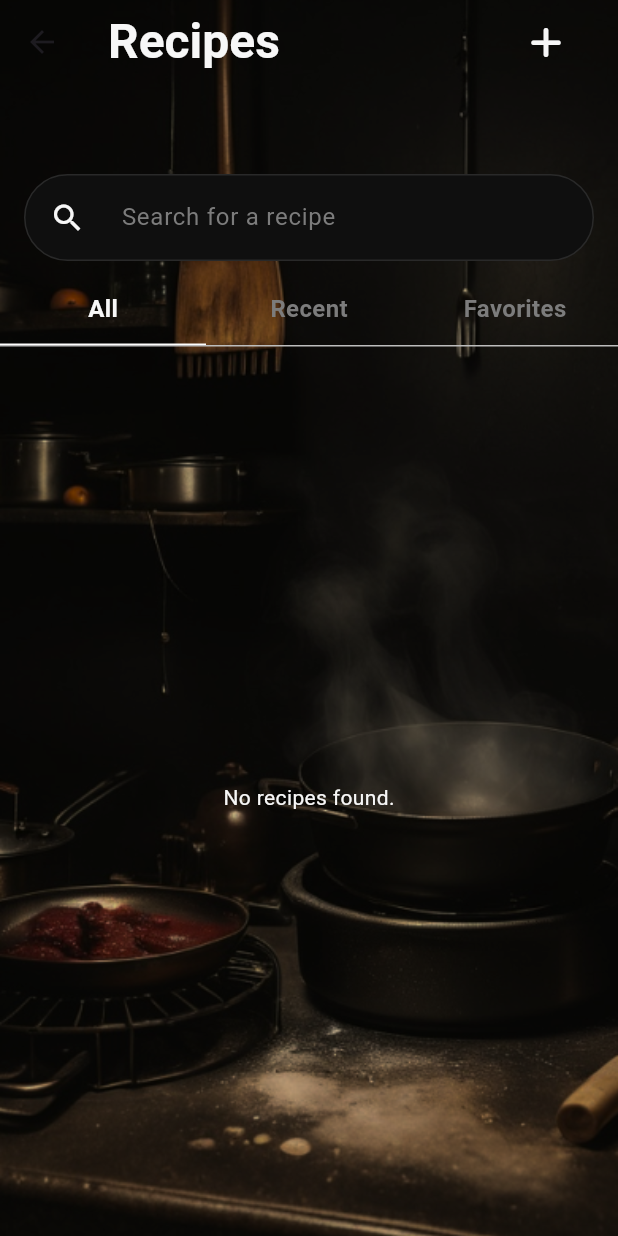
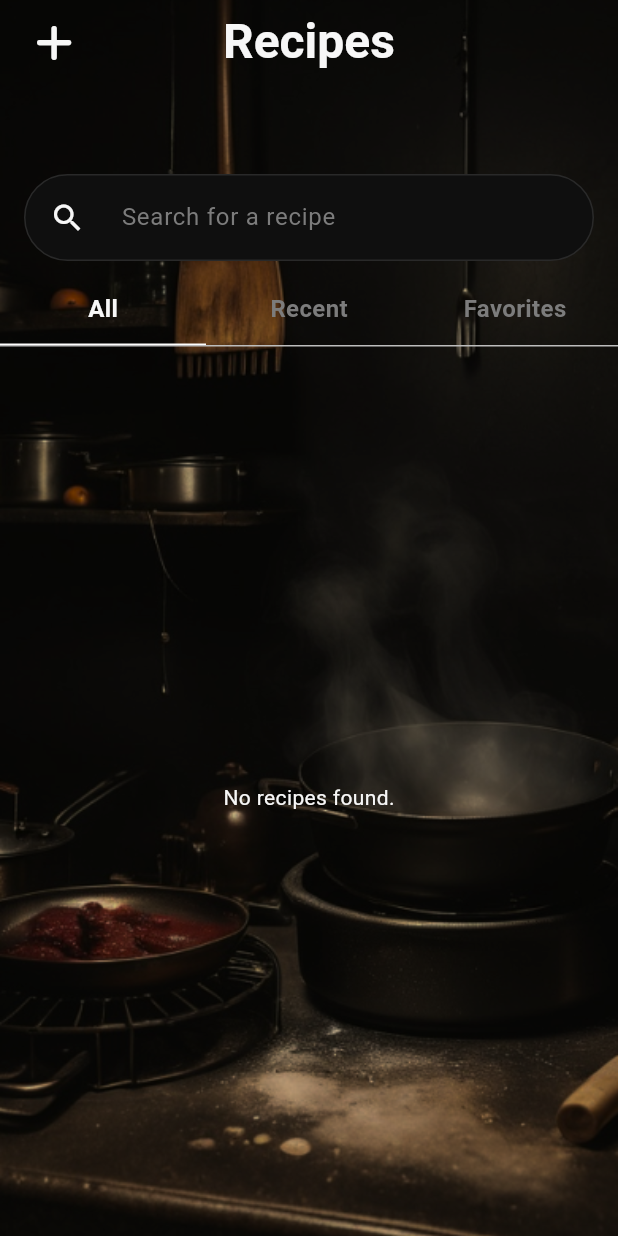
Before and after one commit to GabTouchette/IDontCook, a Flutter app: the RecipesPage screen opened directly, on a phone screen of 412 x 824 dp. Run offline on Flutter 3.47's test engine with Material 3 defaults, Android fonts, the phone set to English and light mode, and no system bars; our stand-ins replace camera, font_awesome_flutter, freezed_annotation, image_picker, shared_preferences; accounts and stored records are empty; network calls fail; Roboto replaces fonts that are missing (Poppins); project files that could hold a hidden picture were left out.

Commit message:
quick UI fixes and user menu bar

```diff
--- a/mobile/lib/api/api_helper.dart
+++ b/mobile/lib/api/api_helper.dart
@@ -6,7 +6,7 @@ import 'package:http_parser/http_parser.dart';
 import 'auth_api.dart';
 
 class ApiHelper {
-  final String baseUrl = 'http://192.168.0.21:8000/api';
+  final String baseUrl = 'http://192.168.0.15:8000/api';
   // final String baseUrl = 'https://i-cant-cook-1500fc1d933c.herokuapp.com/api';
 
   Future<dynamic> getRequest(String endpoint,
--- a/mobile/lib/api/auth_api.dart
+++ b/mobile/lib/api/auth_api.dart
@@ -4,7 +4,7 @@ import 'package:mobile/models/user/user.dart';
 import 'package:shared_preferences/shared_preferences.dart';
 
 class AuthApi {
-  final String _baseUrl = 'http://192.168.0.21:8000';
+  final String _baseUrl = 'http://192.168.0.15:8000';
   // final String _baseUrl = 'https://i-cant-cook-1500fc1d933c.herokuapp.com';
 
   Future<void> login(String username, String password) async {
--- a/mobile/lib/pages/recipes_page.dart
+++ b/mobile/lib/pages/recipes_page.dart
@@ -2,14 +2,11 @@ import 'dart:async';
 
 import 'package:flutter/material.dart';
 import 'package:font_awesome_flutter/font_awesome_flutter.dart';
-import 'package:mobile/api/auth_api.dart';
 import 'package:mobile/api/recipe_api.dart';
 import 'package:mobile/models/recipe_preview/recipe_preview.dart';
-import 'package:mobile/models/user/user.dart';
 import 'package:mobile/pages/create_recipe_page.dart';
-import 'package:mobile/pages/user_profile_page.dart';
-import 'package:mobile/theme/avatars.dart';
 import 'package:mobile/theme/colors.dart';
+import 'package:mobile/widgets/appbar/appbar_user_menu.dart';
 import 'package:mobile/widgets/recipes/recipe_tile.dart';
 
 class RecipesPage extends StatefulWidget {
@@ -20,20 +17,16 @@ class RecipesPage extends StatefulWidget {
 }
 
 class _RecipesPageState extends State<RecipesPage> {
-  final AuthApi _authApi = AuthApi();
-
   int _tabIndex = 0;
   List<RecipePreview> _allRecipes = [];
   List<RecipePreview> _filteredRecipes = [];
   Timer? _debounceTimer;
   final TextEditingController _searchController = TextEditingController();
-  late Future<User?> _currentUser;
 
   @override
   void initState() {
     super.initState();
     _fetchRecipes();
-    _currentUser = _fetchUser();
   }
 
   @override
@@ -41,10 +34,6 @@ class _RecipesPageState extends State<RecipesPage> {
     _debounceTimer?.cancel();
     _searchController.dispose();
     super.dispose();
-  }
-
-  Future<User?> _fetchUser() async {
-    return await AuthApi.getUser();
   }
 
   void _onTabTapped(int index) {
@@ -117,7 +106,25 @@ class _RecipesPageState extends State<RecipesPage> {
       extendBodyBehindAppBar: true,
       appBar: AppBar(
         backgroundColor: Colors.transparent,
+        automaticallyImplyLeading: false,
+        centerTitle: true,
         elevation: 0,
+        leading: IconButton(
+          padding: const EdgeInsets.only(left: 16.0),
+          onPressed: () {
+            Navigator.push(
+              context,
+              MaterialPageRoute(
+                builder: (context) => CreateRecipePage(),
+              ),
+            );
+          },
+          icon: const FaIcon(
+            FontAwesomeIcons.plus,
+            color: ColorPalette.offWhite,
+            size: 28,
+          ),
+        ),
         title: Text(
           'Recipes',
           style: TextStyle(
@@ -128,87 +135,7 @@ class _RecipesPageState extends State<RecipesPage> {
           ),
         ),
         actions: [
-          IconButton(
-            onPressed: () {
-              Navigator.push(
-                context,
-                MaterialPageRoute(
-                  builder: (context) => CreateRecipePage(),
-                ),
-              );
-            },
-            icon: const FaIcon(
-              FontAwesomeIcons.plus,
-              color: ColorPalette.offWhite,
-            ),
-          ),
-          Padding(
-            padding: const EdgeInsets.only(right: 8.0),
-          ),
-          FutureBuilder<User?>(
-              future: _currentUser,
-              builder: (context, snapshot) {
-                final currentUser = snapshot.data;
-                if (currentUser == null) {
-                  return const SizedBox.shrink();
-                }
-                return PopupMenuButton<int>(
-                  onSelected: (value) async {
-                    if (value == 0) {
-                      Navigator.push(
-                        context,
-                        MaterialPageRoute(
-                          builder: (context) =>
-                              UserProfilePage(user: currentUser),
-                        ),
-                      );
-                    } else if (value == 1) {
-                      await _authApi.logout();
-                      Navigator.pop(context);
-                    }
-                  },
-                  shape: RoundedRectangleBorder(
-                    borderRadius: BorderRadius.circular(12),
-                  ),
-                  color: ColorPalette.offBlack,
-                  position: PopupMenuPosition.under,
-                  itemBuilder: (context) => [
-                    PopupMenuItem(
-                      value: 0,
-                      child: Row(
-                        children: [
-                          Icon(Icons.person, color: ColorPalette.offWhite),
-                          SizedBox(width: 8),
-                          Text("Profile",
-                              style: TextStyle(color: ColorPalette.offWhite)),
-                        ],
-                      ),
-                    ),
-                    const PopupMenuDivider(), // Divider
-                    PopupMenuItem(
-                      value: 1,
-                      child: Row(
-                        children: [
-                          Icon(Icons.logout, color: ColorPalette.offWhite),
-                          SizedBox(width: 8),
-                          Text("Logout",
-                              style: TextStyle(color: ColorPalette.offWhite)),
-                        ],
-                      ),
-                    ),
-                  ],
-                  child: Padding(
-                    padding: const EdgeInsets.symmetric(horizontal: 16.0, vertical: 8.0),
-                    child: CircleAvatar(
-                      backgroundColor: ColorPalette.lightgray,
-                      child: Avatars.getAvatarIcon(currentUser.avatar_icon),
-                    ),
-                  ),
-                );
-              }),
-          Padding(
-            padding: const EdgeInsets.only(right: 16.0),
-          ),
+          UserMenuWidget(),
         ],
       ),
       body: Stack(
--- a/mobile/lib/widgets/recipes/recipe_form_ingredients_section.dart
+++ b/mobile/lib/widgets/recipes/recipe_form_ingredients_section.dart
@@ -1,4 +1,3 @@
-
 import 'package:flutter/material.dart';
 import 'package:mobile/models/recipe_form_fields/recipe_form_fields.dart';
 import 'package:mobile/theme/colors.dart';
@@ -43,13 +42,15 @@ class _IngredientsSectionState extends State<IngredientsSection> {
                     borderRadius: BorderRadius.circular(8),
                   ),
                   child: TextField(
+                    keyboardType: TextInputType.number,
                     controller: widget.ingredients[i].controller,
                     focusNode: widget.ingredients[i].focusNode,
                     style: TextStyle(
                       color: ColorPalette.offBlack,
                     ),
                     onChanged: (text) {
-                      if (i == widget.ingredients.length - 1 && text.isNotEmpty) {
+                      if (i == widget.ingredients.length - 1 &&
+                          text.isNotEmpty) {
                         setState(() {
                           widget.ingredients.add(IngredientField(
                               controller: TextEditingController(),
```
Also changed, not shown: mobile/lib/api/ai_chatbot_api.dart (+30 -5 lines), mobile/lib/pages/ai_chatbot_page.dart (+16 -6 lines), mobile/lib/pages/explore_page.dart (+16 -21 lines), mobile/lib/pages/recipe_detail_page.dart (+9 -4 lines), mobile/lib/pages/recommendations_page.dart (+6 -1 lines), mobile/lib/widgets/appbar/appbar_user_menu.dart (added, +96 -0 lines), 3 other files.
